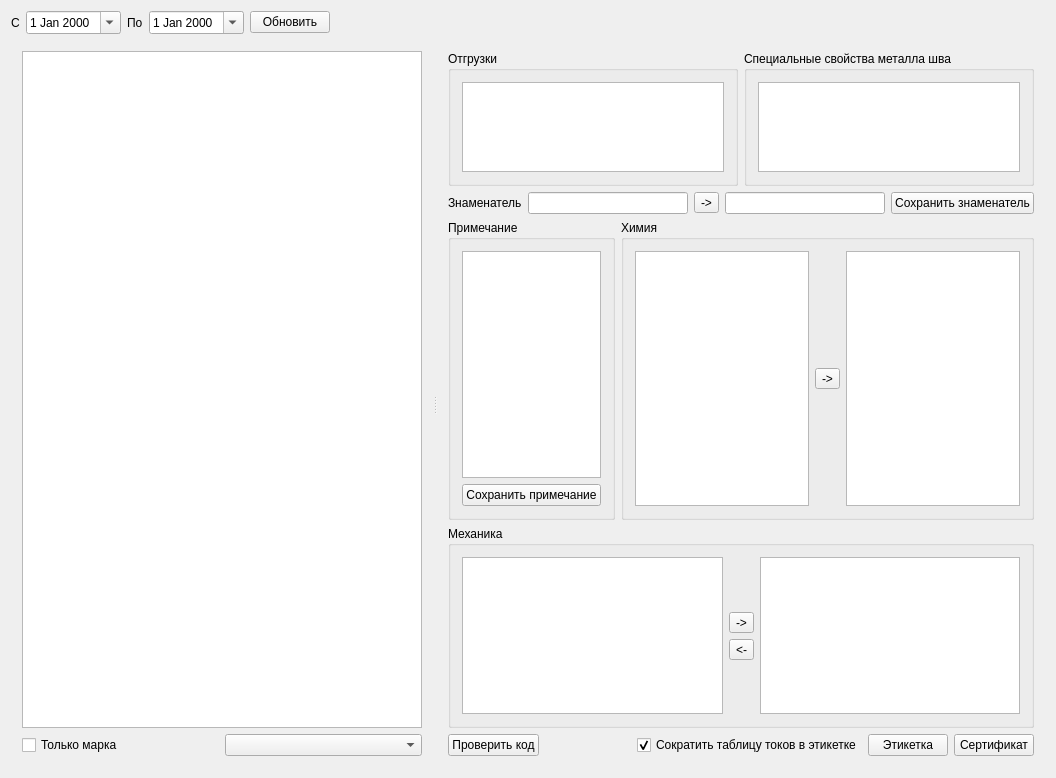
First picture: the form in formpart.ui, repository Sergeyego/el_sert, before the edit.
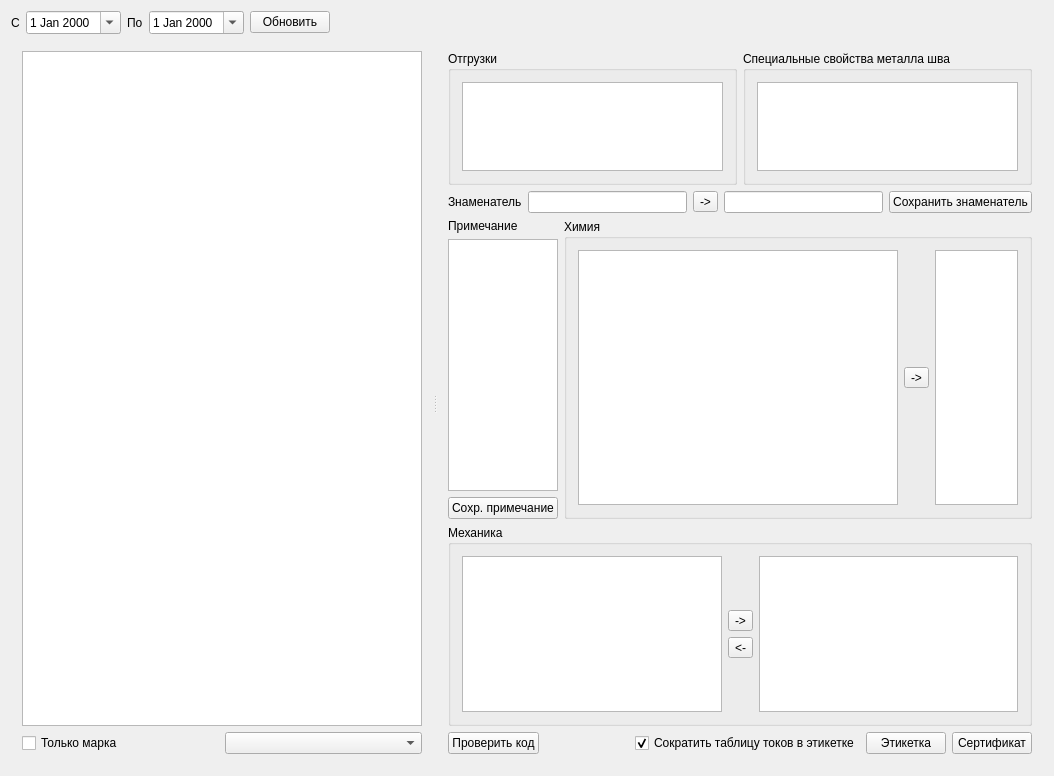
Second picture: the form after the edit. Custom widgets are drawn as their Qt base class.

```diff
--- a/formpart.ui
+++ b/formpart.ui
@@ -6,8 +6,8 @@
    <rect>
     <x>0</x>
     <y>0</y>
-    <width>1056</width>
-    <height>778</height>
+    <width>1054</width>
+    <height>776</height>
    </rect>
   </property>
   <property name="windowTitle">
@@ -185,49 +185,25 @@
        <item>
         <layout class="QHBoxLayout" name="horizontalLayout_6">
          <item>
-          <widget class="QGroupBox" name="groupBox_5">
-           <property name="title">
+          <layout class="QVBoxLayout" name="verticalLayout_4">
+           <item>
+            <widget class="QLabel" name="label_4">
+             <property name="text">
             <string>Примечание</string>
            </property>
-           <property name="flat">
-            <bool>false</bool>
-           </property>
-           <property name="checkable">
-            <bool>false</bool>
-           </property>
-           <property name="checked">
-            <bool>false</bool>
-           </property>
-           <layout class="QVBoxLayout" name="verticalLayout_3">
+            </widget>
+           </item>
             <item>
              <widget class="QTextEdit" name="textEditPrim"/>
             </item>
             <item>
-             <layout class="QHBoxLayout" name="horizontalLayout_3">
-              <item>
                <widget class="QPushButton" name="cmdSavePrim">
                 <property name="text">
-                 <string>Сохранить примечание</string>
+              <string>Сохр. примечание</string>
                 </property>
                </widget>
               </item>
-              <item>
-               <spacer name="horizontalSpacer_2">
-                <property name="orientation">
-                 <enum>Qt::Horizontal</enum>
-                </property>
-                <property name="sizeHint" stdset="0">
-                 <size>
-                  <width>40</width>
-                  <height>20</height>
-                 </size>
-                </property>
-               </spacer>
-              </item>
-             </layout>
-            </item>
-           </layout>
-          </widget>
+          </layout>
          </item>
          <item>
           <widget class="QGroupBox" name="groupBox">
@@ -245,6 +221,12 @@
              <layout class="QHBoxLayout" name="horizontalLayout_4">
               <item>
                <widget class="DbViewer" name="tableViewSrcChem">
+                <property name="minimumSize">
+                 <size>
+                  <width>320</width>
+                  <height>0</height>
+                 </size>
+                </property>
                 <property name="dragEnabled">
                  <bool>false</bool>
                 </property>
```
Lines whose indentation alone changed are shown as unchanged.
